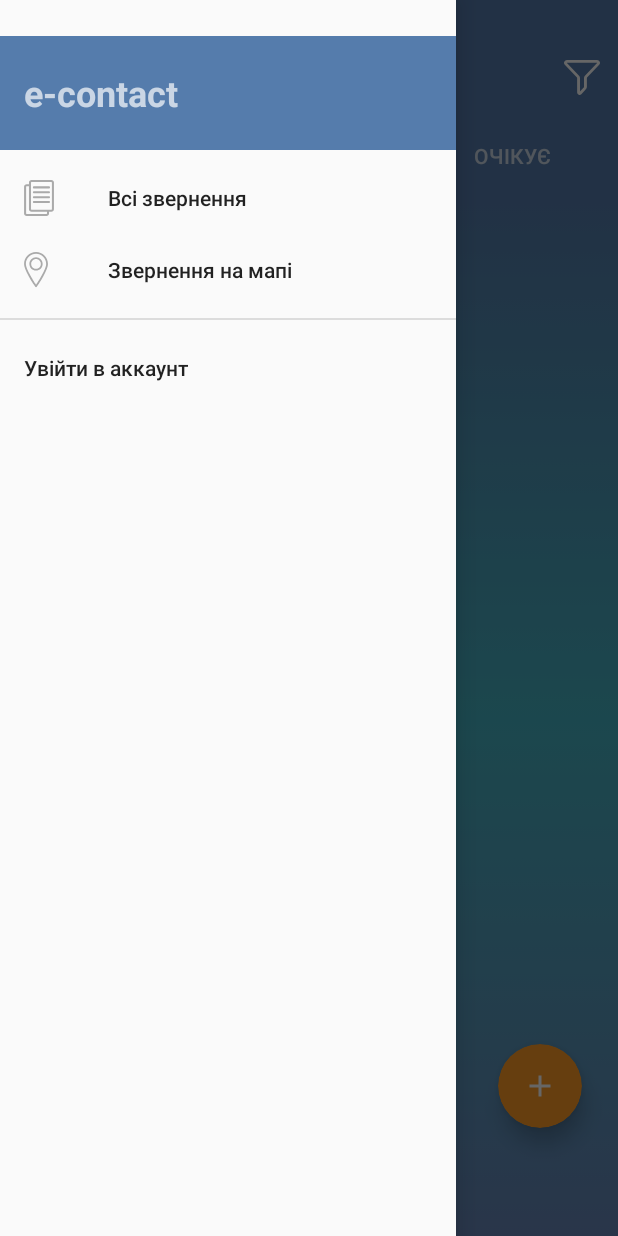
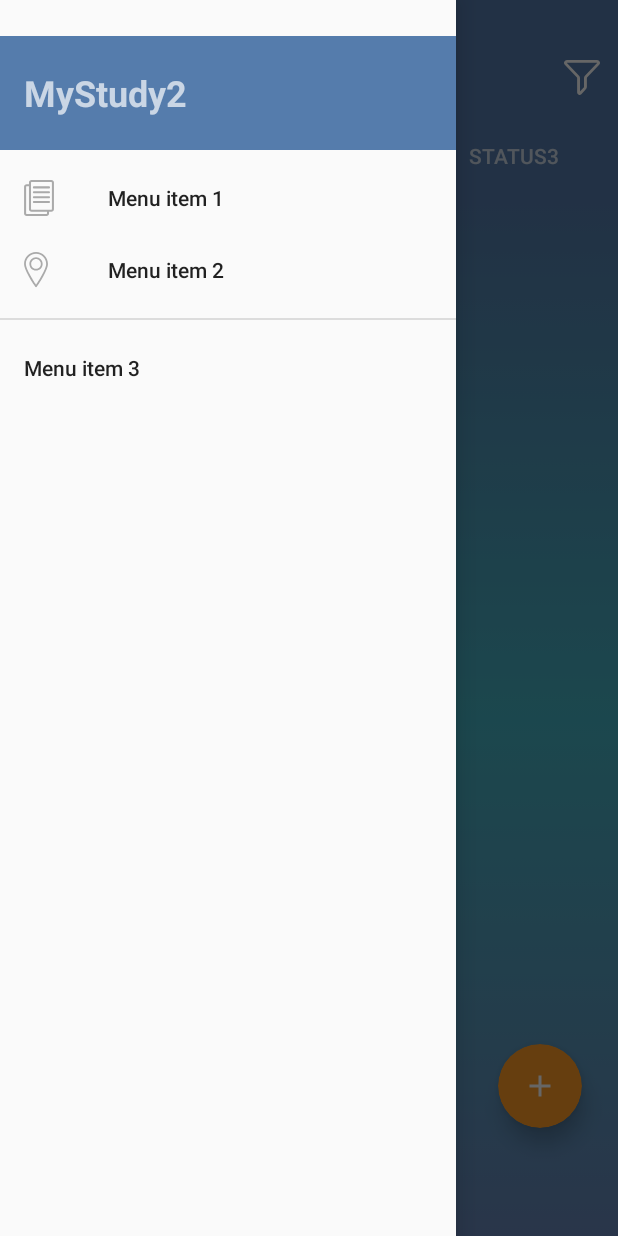
Before and after one commit to AnderWonder/InternshipTask2, an Android app: the screen it shows after launch (UserRequestsListActivity), with the side drawer open, on a phone screen of 412 x 824 dp. Run offline under Robolectric (Android 15) with nearby library versions, the phone set to English and light mode, and no system bars; libraries missing offline, so code that uses them is left out: com.nineoldandroids.view.

```diff
--- a/app/src/main/AndroidManifest.xml
+++ b/app/src/main/AndroidManifest.xml
@@ -3,7 +3,7 @@
     package="com.zhizhkin.andrey.internshiptask2">
 
     <application
-        android:name=".InternshipTask2Application"
+        android:name=".MyStudy2Application"
         android:allowBackup="true"
         android:icon="@mipmap/ic_launcher"
         android:label="@string/app_name"
--- a/app/src/main/java/com/zhizhkin/andrey/internshiptask2/InternshipTask2Application.java
+++ b/app/src/main/java/com/zhizhkin/andrey/internshiptask2/MyStudy2Application.java
@@ -10,7 +10,7 @@ import com.zhizhkin.andrey.internshiptask2.data.UserRequest;
 import com.zhizhkin.andrey.internshiptask2.userrequestslist.UserRequestsListActivity;
 import com.zhizhkin.andrey.internshiptask2.userrequestviewer.UserRequestViewerActivity;
 
-public class InternshipTask2Application extends Application {
+public class MyStudy2Application extends Application {
 
     private static Context sContext;
 
--- a/app/src/main/java/com/zhizhkin/andrey/internshiptask2/data/UserRequest.java
+++ b/app/src/main/java/com/zhizhkin/andrey/internshiptask2/data/UserRequest.java
@@ -6,7 +6,7 @@ import android.net.Uri;
 import android.widget.ImageView;
 import android.widget.TextView;
 
-import com.zhizhkin.andrey.internshiptask2.InternshipTask2Application;
+import com.zhizhkin.andrey.internshiptask2.MyStudy2Application;
 import com.zhizhkin.andrey.internshiptask2.R;
 
 import java.text.ParseException;
@@ -189,7 +189,7 @@ public class UserRequest {
 
         @Override
         public String toString() {
-            return InternshipTask2Application.getContext().getString(mTypeStringResourceId);
+            return MyStudy2Application.getContext().getString(mTypeStringResourceId);
         }
 
         public static RequestType getById(int id){
@@ -213,7 +213,7 @@ public class UserRequest {
 
         @Override
         public String toString() {
-            return InternshipTask2Application.getContext().getString(mNameStringResourceId);
+            return MyStudy2Application.getContext().getString(mNameStringResourceId);
         }
 
         public int getId() {
@@ -235,7 +235,7 @@ public class UserRequest {
     @BindingAdapter("bind:userRequestDate")
     public static void setSolveDate(TextView textView, Date date) {
         if (date != null)
-            textView.setText(getDateInstance(MEDIUM, new Locale("uk", "UA")).format(date));
+            textView.setText(getDateInstance(MEDIUM).format(date));
     }
 
 }
--- a/app/src/main/java/com/zhizhkin/andrey/internshiptask2/userrequestslist/UserRequestsListActivity.java
+++ b/app/src/main/java/com/zhizhkin/andrey/internshiptask2/userrequestslist/UserRequestsListActivity.java
@@ -30,7 +30,7 @@ import android.widget.ListView;
 
 import com.melnykov.fab.FloatingActionButton;
 
-import com.zhizhkin.andrey.internshiptask2.InternshipTask2Application;
+import com.zhizhkin.andrey.internshiptask2.MyStudy2Application;
 import com.zhizhkin.andrey.internshiptask2.R;
 import com.zhizhkin.andrey.internshiptask2.data.TestDataContentProvider;
 import com.zhizhkin.andrey.internshiptask2.userrequestslist.fragments.UserRequestsFragment;
@@ -75,7 +75,7 @@ public class UserRequestsListActivity extends AppCompatActivity
 
     private void shiftWidgets(Toolbar toolbar, NavigationView navView) {
         //AppBar
-        int statusBarHeight = InternshipTask2Application.getStatusBarHeight();
+        int statusBarHeight = MyStudy2Application.getStatusBarHeight();
         AppBarLayout.LayoutParams appBarLayoutParams = ((AppBarLayout.LayoutParams) toolbar.getLayoutParams());
         appBarLayoutParams.setMargins(0, statusBarHeight, 0, 0);
         toolbar.setLayoutParams(appBarLayoutParams);
@@ -87,7 +87,7 @@ public class UserRequestsListActivity extends AppCompatActivity
         //FAB
         CoordinatorLayout.LayoutParams coordLayoutParams = (CoordinatorLayout.LayoutParams) mFab.getLayoutParams();
         int fabMargin = (int) getResources().getDimension(R.dimen.fab_margin);
-        coordLayoutParams.setMargins(0, 0, fabMargin, fabMargin + InternshipTask2Application.getNavigationBarHeight());
+        coordLayoutParams.setMargins(0, 0, fabMargin, fabMargin + MyStudy2Application.getNavigationBarHeight());
         mFab.setLayoutParams(coordLayoutParams);
     }
 
--- a/app/src/main/java/com/zhizhkin/andrey/internshiptask2/userrequestslist/fragments/UserRequestsListViewFragment.java
+++ b/app/src/main/java/com/zhizhkin/andrey/internshiptask2/userrequestslist/fragments/UserRequestsListViewFragment.java
@@ -9,12 +9,11 @@ import android.os.Bundle;
 import android.view.LayoutInflater;
 import android.view.View;
 import android.view.ViewGroup;
-import android.widget.AbsListView;
 import android.widget.AdapterView;
 import android.widget.CursorAdapter;
 import android.widget.ListView;
 
-import com.zhizhkin.andrey.internshiptask2.InternshipTask2Application;
+import com.zhizhkin.andrey.internshiptask2.MyStudy2Application;
 import com.zhizhkin.andrey.internshiptask2.R;
 import com.zhizhkin.andrey.internshiptask2.databinding.UserRequestsListItemBinding;
 import com.zhizhkin.andrey.internshiptask2.data.UserRequest;
@@ -61,7 +60,7 @@ public class UserRequestsListViewFragment extends UserRequestsFragment implement
 
     @Override
     public void onItemClick(AdapterView<?> parent, View view, int position, long id) {
-        InternshipTask2Application.startRequestViewerActivity((UserRequest) view.getTag(), view);
+        MyStudy2Application.startRequestViewerActivity((UserRequest) view.getTag(), view);
     }
 
     @Override
--- a/app/src/main/java/com/zhizhkin/andrey/internshiptask2/userrequestslist/fragments/UserRequestsRecyclerViewCursorAdapter.java
+++ b/app/src/main/java/com/zhizhkin/andrey/internshiptask2/userrequestslist/fragments/UserRequestsRecyclerViewCursorAdapter.java
@@ -7,7 +7,7 @@ import android.view.LayoutInflater;
 import android.view.View;
 import android.view.ViewGroup;
 
-import com.zhizhkin.andrey.internshiptask2.InternshipTask2Application;
+import com.zhizhkin.andrey.internshiptask2.MyStudy2Application;
 import com.zhizhkin.andrey.internshiptask2.R;
 import com.zhizhkin.andrey.internshiptask2.databinding.UserRequestsListItemBinding;
 import com.zhizhkin.andrey.internshiptask2.data.UserRequest;
@@ -56,7 +56,7 @@ public class UserRequestsRecyclerViewCursorAdapter extends RecyclerView.Adapter<
 
         @Override
         public void onClick(View v) {
-            InternshipTask2Application.startRequestViewerActivity(mUserRequest, v);
+            MyStudy2Application.startRequestViewerActivity(mUserRequest, v);
         }
     }
 
--- a/app/src/main/res/values/strings.xml
+++ b/app/src/main/res/values/strings.xml
@@ -1,56 +1,56 @@
 <resources>
-    <string name="app_name">InternshipTask2</string>
-    <string name="request_viewer_request_created">Створено</string>
-    <string name="request_viewer_request_registered">Зареєстровано</string>
-    <string name="request_viewer_solve_until">Вирішити до</string>
-    <string name="request_viewer_request_responsible">Відповідальний</string>
-    <string name="request_viewer_request_description">Відкритий люк (біля рекламного щита), район повороту 18 і 19 трамваїв на проспект Мира з Донецького шосе</string>
-    <string name="request_viewer_request_creation_date">26 лютого 2016</string>
-    <string name="request_viewer_request_registration_date">29 лютого 2016</string>
-    <string name="request_viewer_request_solve_date">25 лютого 2016</string>
-    <string name="request_viewer_responsible_name">Дніпропетровський МВК()</string>
+    <string name="app_name">MyStudy2</string>
+    <string name="request_viewer_request_created">Created</string>
+    <string name="request_viewer_request_registered">Registered</string>
+    <string name="request_viewer_solve_until">Deadline</string>
+    <string name="request_viewer_request_responsible">Responsible</string>
+    <string name="request_viewer_request_description">Info</string>
+    <string name="request_viewer_request_creation_date">26/02/2016</string>
+    <string name="request_viewer_request_registration_date">29/02/2016</string>
+    <string name="request_viewer_request_solve_date">25/02/2016</string>
+    <string name="request_viewer_responsible_name">Responsible1</string>
     <string name="request_viewer_pictures_assets_folder" translatable="false">"pictures"</string>
     <string name="request_viewer_uri_part_assets" translatable="false">file:///android_asset/</string>
     <string name="user_request_id_prefix" translatable="false">CE-</string>
-    <string name="user_request_status_type_1">В роботі</string>
-    <string name="user_request_status_type_2">Виконано</string>
-    <string name="user_request_status_type_3">Очікує</string>
-    <string name="user_request_type_1">Демонтаж інших об’єктів, що входять до переліку малих будівельних форм</string>
-    <string name="user_request_type_2">Прибирання та санітарній стан території</string>
-    <string name="user_request_type_3">Питання стосовно нарахування боргу електроенергії</string>
-    <string name="user_request_type_4">Ремонт та обслуговування ліфтів</string>
-    <string name="days_left_suffix">" днів"</string>
+    <string name="user_request_status_type_1">Status1</string>
+    <string name="user_request_status_type_2">Status2</string>
+    <string name="user_request_status_type_3">Status3</string>
+    <string name="user_request_type_1">Type1</string>
+    <string name="user_request_type_2">Type2</string>
+    <string name="user_request_type_3">Type3</string>
+    <string name="user_request_type_4">Type4</string>
+    <string name="days_left_suffix">" days"</string>
     <string name="menu_item_filter">Filter</string>
-    <string name="nav_menu_item_1">Всі звернення</string>
-    <string name="nav_menu_item_2">Звернення на мапі</string>
-    <string name="nav_menu_item_3">Увійти в аккаунт</string>
+    <string name="nav_menu_item_1">Menu item 1</string>
+    <string name="nav_menu_item_2">Menu item 2</string>
+    <string name="nav_menu_item_3">Menu item 3</string>
     <string name="user_request_likes_number">2</string>
-    <string name="user_request_item_address">Вул. Вадима Гетьмана, 42</string>
-    <string name="user_request_item_date">Кві 26, 2016</string>
-    <string name="user_request_item_left_days">- 14 днів</string>
-    <string name="nav_header_text">e-contact</string>
-    <string name="filter_menu_all_item">Всі запроси</string>
+    <string name="user_request_item_address">Address1</string>
+    <string name="user_request_item_date">26/04/2016</string>
+    <string name="user_request_item_left_days">- 14 days</string>
+    <string name="nav_header_text">MyStudy2</string>
+    <string name="filter_menu_all_item">All data</string>
 
     <string-array name="streets_array">
-        <item>вул. Вадима Гетьмана</item>
-        <item>пр. Б.Хмельницького</item>
-        <item>вул. Інженерна</item>
-        <item>вул. Космічна</item>
-        <item>Запорожське шосе</item>
-        <item>пр. Тітова</item>
+        <item>Address1</item>
+        <item>Address2</item>
+        <item>Address3</item>
+        <item>Address4</item>
+        <item>Address5</item>
+        <item>Address6</item>
     </string-array>
 
     <string-array name="requests_info">
-        <item>Відкритий люк (біля рекламного щита)</item>
-        <item>Не працює освітлення</item>
-        <item>Щось там не працює через те що нікто нічого не робить</item>
-        <item>Потрібно негайно виправити недоліки</item>
-        <item>Яма на дорозі котру не можна об\'їхати</item>
+        <item>Info1</item>
+        <item>Info2</item>
+        <item>Info3</item>
+        <item>Info4</item>
+        <item>Info5</item>
     </string-array>
 
     <string-array name="responcibles">
-        <item>Дніпропетровський МВК()</item>
-        <item>РЕС</item>
+        <item>Responsible1</item>
+        <item>Responsible2</item>
     </string-array>
 
 </resources>
```
Also changed, not shown: app/src/main/java/com/zhizhkin/andrey/internshiptask2/UserRequestViewer/RecyclerViewPicassoUriAdapter.java (+3 -7 lines), app/src/main/java/com/zhizhkin/andrey/internshiptask2/UserRequestViewer/UserRequestViewerActivity.java (+4 -22 lines).
